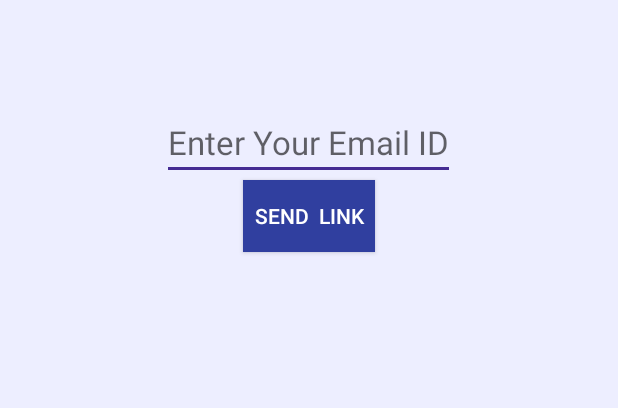
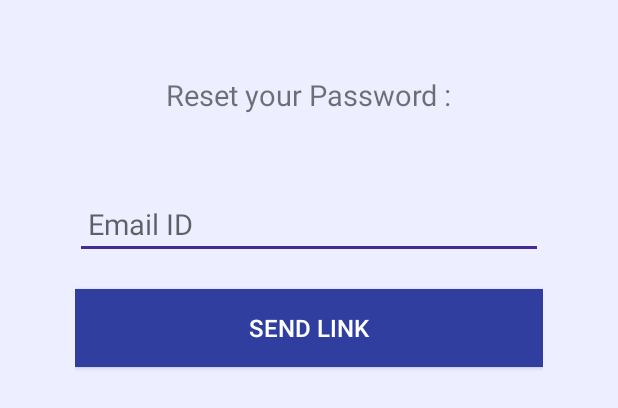
Before and after one commit to harasaurus/Survey, an Android app: the layout activity_forgetpassword.xml on its own in the app's theme, with its tools: preview values and no code run, on a phone screen of 412 x 824 dp. Shown: the top 408 px of the screen. Run offline under Robolectric (Android 15) with nearby library versions, the phone set to English and light mode, and no system bars.

Commit message:
Commit S8

```diff
--- a/app/src/main/AndroidManifest.xml
+++ b/app/src/main/AndroidManifest.xml
@@ -73,6 +73,7 @@
             android:name=".ProfileActivity"
             android:label="Profile"
             android:parentActivityName=".HomeActivity" />
+        <activity android:name=".ForgetpasswordActivity"/>
         <activity android:name=".StatisticsActivity" />
         <activity android:name=".SurveyActivity" />
         <activity android:name=".SurveyResultActivity"></activity>
--- a/app/src/main/java/com/ops/newsurvey/HomeActivity.java
+++ b/app/src/main/java/com/ops/newsurvey/HomeActivity.java
@@ -43,7 +43,8 @@ public class HomeActivity extends AppCompatActivity {
                 new User(HomeActivity.this).clearUID();
 
                 Intent intent = new Intent(HomeActivity.this,FirstActivity.class);
-               startActivity(intent);
+                startActivity(intent);
+                finish();
             }
         });
 
--- a/app/src/main/java/com/ops/newsurvey/WelcomeActivity.java
+++ b/app/src/main/java/com/ops/newsurvey/WelcomeActivity.java
@@ -41,6 +41,7 @@ public class WelcomeActivity extends AppCompatActivity {
         mPrefManager = new PrefManager(this);
         if (!mPrefManager.isFirstTimeLaunch()) {
             launchHomeScreen();
+            finish();
         }
 
         // Making notification bar transparent
--- a/app/src/main/res/layout/activity_category.xml
+++ b/app/src/main/res/layout/activity_category.xml
@@ -31,7 +31,7 @@
         android:layout_height="160dp"
         android:scaleType="centerCrop"/>
     <ListView
-        android:padding="10dp"
+        android:layout_marginTop="10dp"
         android:layout_below="@+id/banner"
         android:id="@+id/List"
         android:layout_width="match_parent"
--- a/app/src/main/res/layout/activity_forgetpassword.xml
+++ b/app/src/main/res/layout/activity_forgetpassword.xml
@@ -1,38 +1,40 @@
 <?xml version="1.0" encoding="utf-8"?>
-<RelativeLayout
+<LinearLayout
     xmlns:android="http://schemas.android.com/apk/res/android"
     xmlns:app="http://schemas.android.com/apk/res-auto"
     xmlns:tools="http://schemas.android.com/tools"
-    android:id="@+id/activity_login"
+    tools:context="com.ops.newsurvey.LoginActivity"
     android:layout_width="match_parent"
     android:layout_height="match_parent"
-    tools:context="com.ops.newsurvey.LoginActivity"
     android:orientation="vertical"
-    android:padding="20dp">
-    <EditText
-        android:hint="Enter Your Email ID"
+    android:layout_margin="50dp"
+    android:id="@+id/activity_ForgotPassword"
+    android:gravity="center_horizontal">
+    <TextView
         android:layout_width="wrap_content"
         android:layout_height="wrap_content"
-        android:layout_centerHorizontal="true"
+        android:text="Reset your Password :"
+        android:textSize="19dp"/>
+
+    <EditText
         android:id="@+id/textView"
+        android:hint=" Email ID"
+        android:textSize="19dp"
+        android:layout_width="match_parent"
+        android:layout_height="wrap_content"
+        android:layout_marginTop="50dp"
         android:inputType="textWebEmailAddress"
-        android:selectAllOnFocus="true"
-        android:textAppearance="@android:style/TextAppearance.DeviceDefault.Large"
-        android:layout_marginLeft="50dp"
-        android:layout_marginRight="50dp"
-        android:layout_marginTop="50dp" />
+        android:selectAllOnFocus="true"/>
 
     <Button
-        android:text="send  link"
-        android:layout_width="wrap_content"
-        android:layout_height="wrap_content"
         android:id="@+id/send"
-        android:layout_below="@+id/textView"
-        android:layout_centerHorizontal="true"
-        android:layout_centerVertical="true"
+        android:text="send link"
+        android:textSize="16dp"
+        android:layout_width="match_parent"
+        android:layout_height="52dp"
+        android:layout_marginTop="20dp"
         android:background="@color/colorPrimaryDark"
-        android:textColor="#fff"
-        android:elevation="6dp" />
+        android:textColor="#fff"/>
 
 
-</RelativeLayout>
+</LinearLayout>
--- a/app/src/main/res/layout/activity_welcome.xml
+++ b/app/src/main/res/layout/activity_welcome.xml
@@ -27,7 +27,7 @@
         android:layout_height="1dp"
         android:alpha=".5"
         android:layout_above="@id/layoutDots"
-        android:background="@color/colorAccent" />
+        android:background="@color/white" />
 
     <Button
         android:id="@+id/btn_next"
--- a/app/src/main/res/layout/list_item_cat.xml
+++ b/app/src/main/res/layout/list_item_cat.xml
@@ -9,10 +9,10 @@
         android:id="@+id/ques_text"
         android:layout_width="match_parent"
         android:layout_height="wrap_content"
-        android:layout_margin="2.8dp"
         android:background="@color/white"
         android:textSize="20dp"
-        android:padding="15dp"/>
+        android:padding="15dp"
+        android:layout_marginTop="5dp"/>
 
 
 
--- a/app/src/main/res/layout/nav_header.xml
+++ b/app/src/main/res/layout/nav_header.xml
@@ -12,8 +12,8 @@
 
     <ImageButton
         android:id="@+id/profile_pic"
-        android:layout_width="80dp"
-        android:layout_height="80dp"
+        android:layout_width="115dp"
+        android:layout_height="115dp"
         android:src="@drawable/avatar_m"
         android:scaleType="centerCrop"
         android:background="@null"
--- a/app/src/main/res/values/question_stack.xml
+++ /dev/null
@@ -1,6 +0,0 @@
-<?xml version="1.0" encoding="utf-8"?>
-<resources>
-    <string name="pol_ques1">Question1 ?</string>
-    <string name="pol_ques2">Question2 ?</string>
-    <string name="pol_ques3">Question3 ?</string>
-</resources>
```
Also changed, not shown: app/src/main/java/com/ops/newsurvey/LoginActivity.java (+9 -0 lines), app/src/main/java/com/ops/newsurvey/SurveyResultActivity.java (+38 -4 lines), app/src/main/res/layout/activity_survey_result.xml (+17 -2 lines), app/src/main/res/drawable/banner_scroll_3.png, 1 other file.
